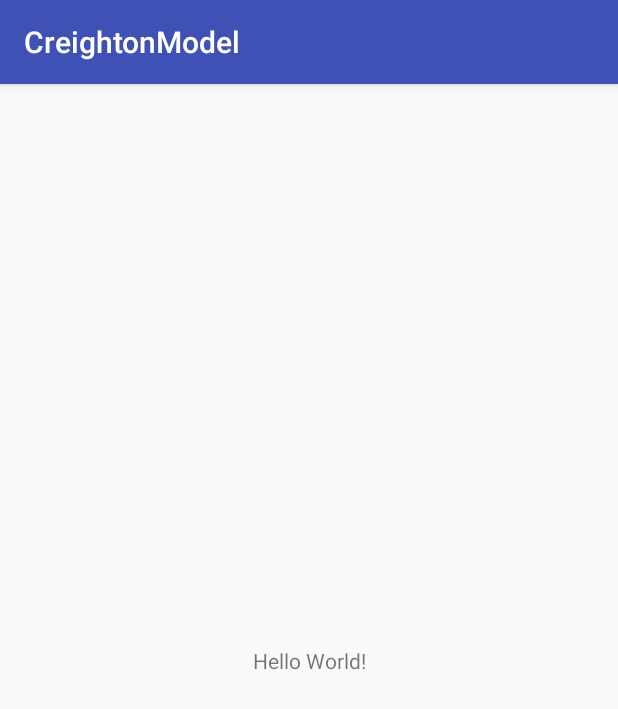
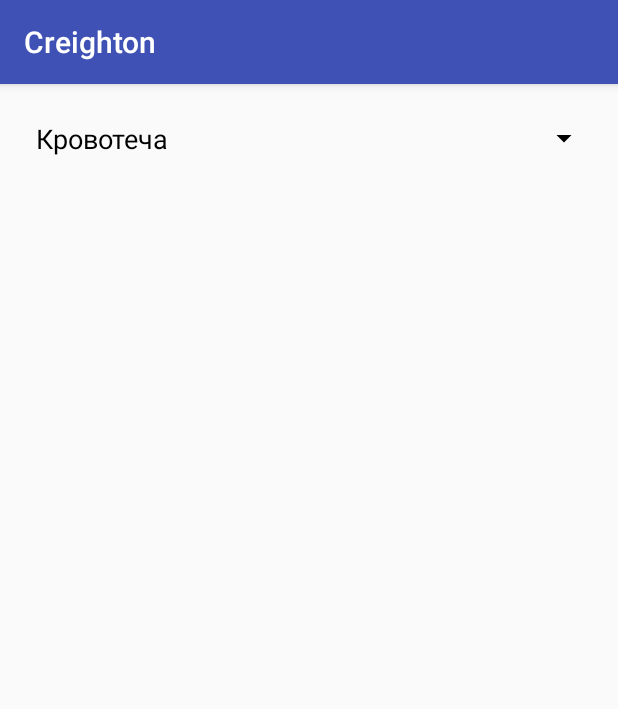
Before and after one commit to akrupych/CreightonModel, an Android app: the screen it shows after launch (MainActivity), on a phone screen of 412 x 824 dp. Shown: the top 709 px of the screen. Run offline under Robolectric (Android 15) with nearby library versions, the phone set to English and light mode, and no system bars.

Commit message:
blood recording

```diff
--- a/app/src/main/java/akrupych/creightonmodel/MainActivity.kt
+++ b/app/src/main/java/akrupych/creightonmodel/MainActivity.kt
@@ -2,11 +2,19 @@ package akrupych.creightonmodel
 
 import android.os.Bundle
 import android.support.v7.app.AppCompatActivity
+import kotlinx.android.synthetic.main.activity_main.*
 
 class MainActivity : AppCompatActivity() {
 
     override fun onCreate(savedInstanceState: Bundle?) {
         super.onCreate(savedInstanceState)
         setContentView(R.layout.activity_main)
+        bloodDropdown.setOnClickListener { toggleBloodDropdown() }
+    }
+
+    private fun toggleBloodDropdown() {
+        val shouldOpen = !bloodDropdown.isSelected
+        bloodDropdown.isSelected = shouldOpen
+        bloodSection.setVisible(shouldOpen)
     }
 }
--- /dev/null
+++ b/app/src/main/java/akrupych/creightonmodel/Utils.kt
@@ -0,0 +1,7 @@
+package akrupych.creightonmodel
+
+import android.view.View
+
+fun View.setVisible(isVisible: Boolean) {
+    visibility = if (isVisible) View.VISIBLE else View.GONE
+}
--- /dev/null
+++ b/app/src/main/res/drawable/dropdown_icon.xml
@@ -0,0 +1,5 @@
+<?xml version="1.0" encoding="utf-8"?>
+<selector xmlns:android="http://schemas.android.com/apk/res/android">
+    <item android:drawable="@drawable/ic_drop_down" android:state_selected="false" />
+    <item android:drawable="@drawable/ic_drop_up" android:state_selected="true" />
+</selector>
--- /dev/null
+++ b/app/src/main/res/drawable/ic_drop_down.xml
@@ -0,0 +1,9 @@
+<vector xmlns:android="http://schemas.android.com/apk/res/android"
+        android:width="24dp"
+        android:height="24dp"
+        android:viewportWidth="24.0"
+        android:viewportHeight="24.0">
+    <path
+        android:fillColor="#FF000000"
+        android:pathData="M7,10l5,5 5,-5z"/>
+</vector>
--- /dev/null
+++ b/app/src/main/res/drawable/ic_drop_up.xml
@@ -0,0 +1,9 @@
+<vector xmlns:android="http://schemas.android.com/apk/res/android"
+        android:width="24dp"
+        android:height="24dp"
+        android:viewportWidth="24.0"
+        android:viewportHeight="24.0">
+    <path
+        android:fillColor="#FF000000"
+        android:pathData="M7,14l5,-5 5,5z"/>
+</vector>
--- a/app/src/main/res/layout/activity_main.xml
+++ b/app/src/main/res/layout/activity_main.xml
@@ -1,18 +1,67 @@
 <?xml version="1.0" encoding="utf-8"?>
-<android.support.constraint.ConstraintLayout xmlns:android="http://schemas.android.com/apk/res/android"
-    xmlns:app="http://schemas.android.com/apk/res-auto"
+<LinearLayout xmlns:android="http://schemas.android.com/apk/res/android"
     xmlns:tools="http://schemas.android.com/tools"
     android:layout_width="match_parent"
     android:layout_height="match_parent"
-    tools:context="akrupych.creightonmodel.MainActivity">
+    android:orientation="vertical"
+    android:padding="8dp"
+    tools:ignore="RtlHardcoded">
 
     <TextView
-        android:layout_width="wrap_content"
+        android:id="@+id/bloodDropdown"
+        android:layout_width="match_parent"
         android:layout_height="wrap_content"
-        android:text="Hello World!"
-        app:layout_constraintBottom_toBottomOf="parent"
-        app:layout_constraintLeft_toLeftOf="parent"
-        app:layout_constraintRight_toRightOf="parent"
-        app:layout_constraintTop_toTopOf="parent" />
+        android:background="?attr/selectableItemBackground"
+        android:drawableRight="@drawable/dropdown_icon"
+        android:gravity="center_vertical"
+        android:padding="16dp"
+        android:text="@string/blood"
+        android:textColor="#000"
+        android:textSize="18sp" />
 
-</android.support.constraint.ConstraintLayout>
+    <RadioGroup
+        android:id="@+id/bloodSection"
+        android:layout_width="match_parent"
+        android:layout_height="wrap_content"
+        android:orientation="vertical"
+        android:padding="8dp"
+        android:visibility="gone">
+
+        <RadioButton
+            android:id="@+id/brown"
+            android:layout_width="match_parent"
+            android:layout_height="wrap_content"
+            android:padding="8dp"
+            android:text="@string/brown" />
+
+        <RadioButton
+            android:id="@+id/veryLight"
+            android:layout_width="match_parent"
+            android:layout_height="wrap_content"
+            android:padding="8dp"
+            android:text="@string/veryLight" />
+
+        <RadioButton
+            android:id="@+id/light"
+            android:layout_width="match_parent"
+            android:layout_height="wrap_content"
+            android:padding="8dp"
+            android:text="@string/light" />
+
+        <RadioButton
+            android:id="@+id/moderate"
+            android:layout_width="match_parent"
+            android:layout_height="wrap_content"
+            android:padding="8dp"
+            android:text="@string/moderate" />
+
+        <RadioButton
+            android:id="@+id/heavy"
+            android:layout_width="match_parent"
+            android:layout_height="wrap_content"
+            android:padding="8dp"
+            android:text="@string/heavy" />
+
+    </RadioGroup>
+
+</LinearLayout>
--- a/app/src/main/res/values/strings.xml
+++ b/app/src/main/res/values/strings.xml
@@ -1,3 +1,10 @@
 <resources>
-    <string name="app_name">CreightonModel</string>
+    <string name="app_name">Creighton</string>
+
+    <string name="blood">Кровотеча</string>
+    <string name="brown">Коричневе або чорне плямлення (B)</string>
+    <string name="veryLight">Дуже помірна кровотеча (VL)</string>
+    <string name="light">Помірна кровотеча (L)</string>
+    <string name="moderate">Кровотеча середньої інтенсивності (M)</string>
+    <string name="heavy">Рясна кровотеча (H)</string>
 </resources>
```
